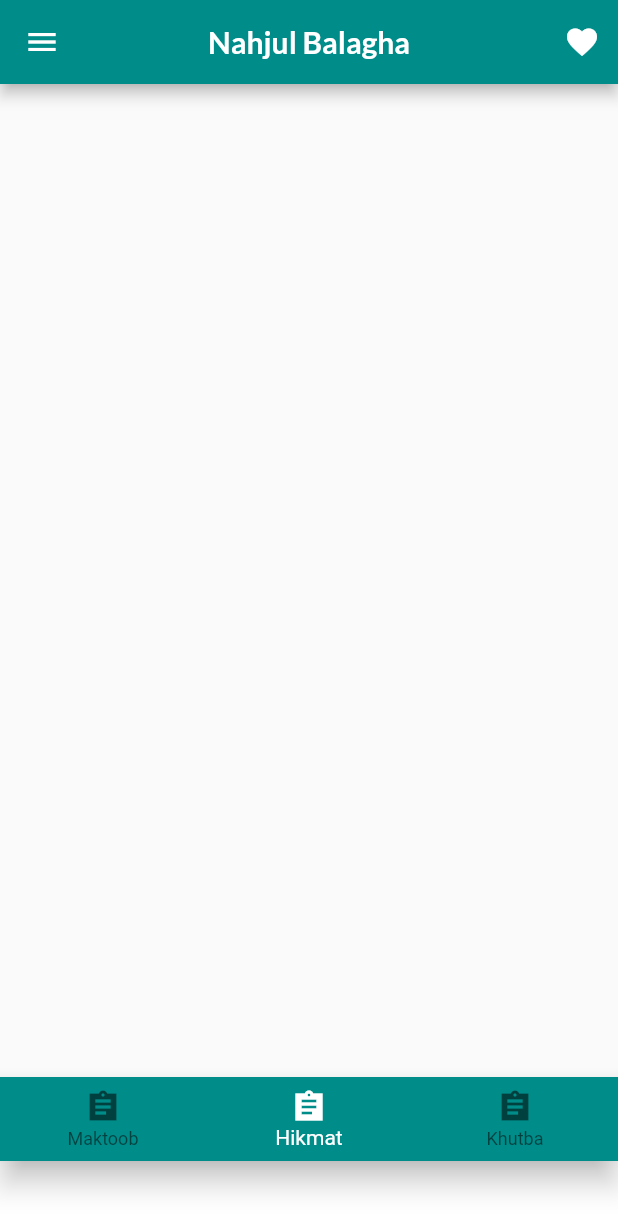
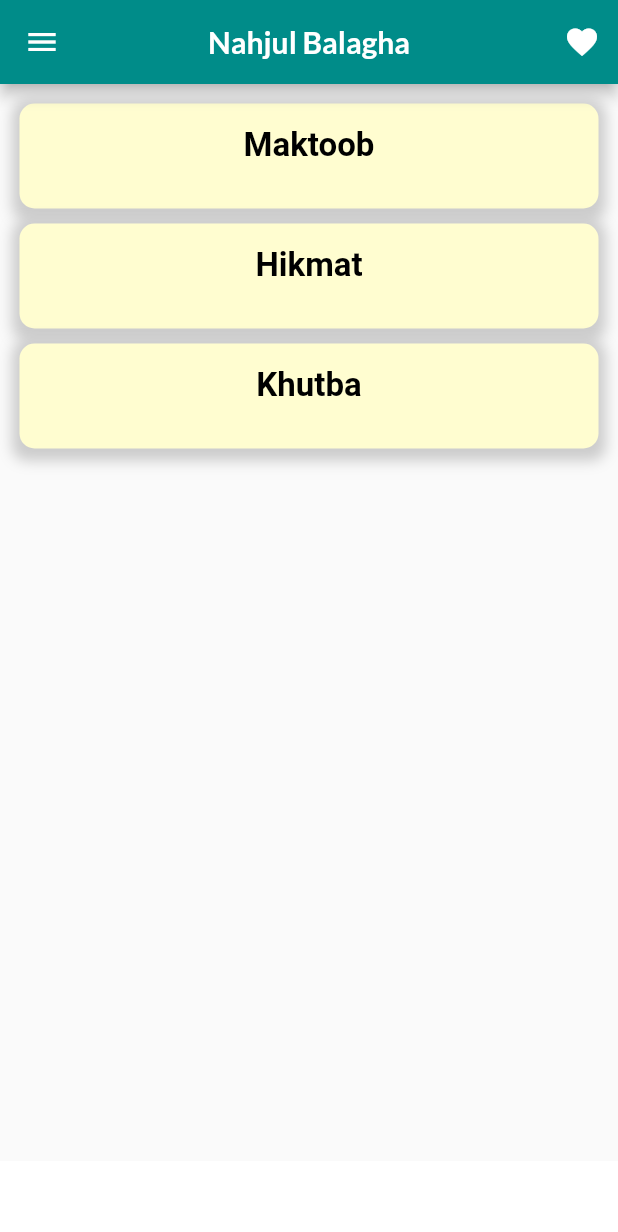
Before and after one commit to tahabutt96/nahajulbalagha_flutter, a Flutter app: the screen it shows after launch, on a phone screen of 412 x 824 dp. Shown: the top 1232 px of the screen. Run offline on Flutter 3.47's test engine with Material 2 defaults, Android fonts, the phone set to English and light mode, and no system bars; our stand-ins replace bottom_navy_bar, share, sqflite; missing offline and left inert: custom_switch, firebase_admob, flutter_appavailability; accounts and stored records are empty.

Commit message:
addition in screen

```diff
--- a/lib/screens/hikmatlist.dart
+++ b/lib/screens/hikmatlist.dart
@@ -32,6 +32,11 @@
   @override
   Widget build(BuildContext context) {
     return Scaffold(
+        appBar: AppBar(
+          backgroundColor: primary_background,
+          title: Text("Hikmat"),
+          centerTitle: true,
+        ),
       body: ListView.builder(
           itemCount: categories.length,
           shrinkWrap: true,
--- a/lib/screens/homepage.dart
+++ b/lib/screens/homepage.dart
@@ -5,6 +5,7 @@
 import 'package:nahjul_balagha/constants/constant_text.dart';
 import 'package:nahjul_balagha/screens/hikmatlist.dart';
 import 'package:nahjul_balagha/screens/favourites.dart';
+import 'package:nahjul_balagha/screens/introduction.dart';
 import 'package:nahjul_balagha/screens/khutbalist.dart';
 import 'package:nahjul_balagha/screens/maktooblist.dart';
 import 'package:nahjul_balagha/screens/settings.dart';
@@ -263,7 +264,10 @@
           ),
         ),
         body: Container(
-            margin: const EdgeInsets.only(bottom: 50), child: homebottomnav()),
+            margin: const EdgeInsets.only(bottom: 50),
+            //child: homebottomnav()
+          child: Introduction(),
+        ),
       ),
     );
   }
--- /dev/null
+++ b/lib/screens/introduction.dart
@@ -0,0 +1,113 @@
+import 'package:flutter/cupertino.dart';
+import 'package:flutter/material.dart';
+import 'package:nahjul_balagha/constants/constant_color.dart';
+import 'package:nahjul_balagha/screens/hikmatlist.dart';
+import 'package:nahjul_balagha/screens/khutbalist.dart';
+import 'package:nahjul_balagha/screens/maktooblist.dart';
+
+class Introduction extends StatefulWidget {
+  @override
+  _IntroductionState createState() => _IntroductionState();
+}
+
+class _IntroductionState extends State<Introduction> {
+  @override
+  Widget build(BuildContext context) {
+    return Scaffold(
+      body: Padding(
+        padding: const EdgeInsets.all(8.0),
+        child: Column(
+          children: [
+            GestureDetector(
+              onTap: (){
+                Navigator.push(context,
+                    MaterialPageRoute(builder: (context) => maktooblist()));
+              },
+              child: Padding(
+                padding: EdgeInsets.all(5),
+                child: Container(
+                  padding: EdgeInsets.all(15),
+                  height: 70,
+                  width: MediaQuery.of(context).size.width,
+                  decoration: BoxDecoration(
+                    color: button_background,
+                    boxShadow: [
+                      BoxShadow(
+                        color: Colors.grey.withOpacity(0.5),
+                        spreadRadius: 5,
+                        blurRadius: 7,
+                        offset: Offset(0, 3), // changes position of shadow
+                      ),
+                    ],
+                    borderRadius: BorderRadius.all(Radius.circular(10)),
+                  ),
+                  child: Text("Maktoob",
+                    textAlign: TextAlign.center,
+                    style: TextStyle(fontSize: 22.0,fontWeight: FontWeight.w600,fontFamily: 'SocialSites',color: Colors.black),),
+                ),
+              ),
+            ),
+            GestureDetector(
+              onTap: (){
+                Navigator.push(context,
+                    MaterialPageRoute(builder: (context) => hikmatlist()));
+              },
+              child: Padding(
+                padding: EdgeInsets.all(5),
+                child: Container(
+                  padding: EdgeInsets.all(15),
+                  height: 70,
+                  width: MediaQuery.of(context).size.width,
+                  decoration: BoxDecoration(
+                      color: button_background,
+                    boxShadow: [
+                      BoxShadow(
+                        color: Colors.grey.withOpacity(0.5),
+                        spreadRadius: 5,
+                        blurRadius: 7,
+                        offset: Offset(0, 3), // changes position of shadow
+                      ),
+                    ],
+                    borderRadius: BorderRadius.all(Radius.circular(10)),
+                  ),
+                  child: Text("Hikmat",
+                    textAlign: TextAlign.center,
+                    style: TextStyle(fontSize: 22.0,fontWeight: FontWeight.w600,fontFamily: 'SocialSites',color: Colors.black),),
+                ),
+              ),
+            ),
+            GestureDetector(
+              onTap: (){
+                Navigator.push(context,
+                    MaterialPageRoute(builder: (context) => khutbalist()));
+              },
+              child: Padding(
+                padding: EdgeInsets.all(5),
+                child: Container(
+                  padding: EdgeInsets.all(15),
+                  height: 70,
+                  width: MediaQuery.of(context).size.width,
+                  decoration: BoxDecoration(
+                      color: button_background,
+                    boxShadow: [
+                      BoxShadow(
+                        color: Colors.grey.withOpacity(0.5),
+                        spreadRadius: 5,
+                        blurRadius: 7,
+                        offset: Offset(0, 3), // changes position of shadow
+                      ),
+                    ],
+                    borderRadius: BorderRadius.all(Radius.circular(10)),
+                  ),
+                  child: Text("Khutba",
+                    textAlign: TextAlign.center,
+                    style: TextStyle(fontSize: 22.0,fontWeight: FontWeight.w600,fontFamily: 'SocialSites',color: Colors.black),),
+                ),
+              ),
+            ),
+          ],
+        ),
+      ),
+    );
+  }
+}
--- a/lib/screens/khutbalist.dart
+++ b/lib/screens/khutbalist.dart
@@ -32,7 +32,11 @@
   @override
   Widget build(BuildContext context) {
     return Scaffold(
-
+        appBar: AppBar(
+          backgroundColor: primary_background,
+          title: Text("Khutba"),
+          centerTitle: true,
+        ),
         body: ListView.builder(
           itemCount: categories.length,
           shrinkWrap: true,
--- a/lib/screens/maktooblist.dart
+++ b/lib/screens/maktooblist.dart
@@ -32,6 +32,11 @@
   @override
   Widget build(BuildContext context) {
     return Scaffold(
+        appBar: AppBar(
+          backgroundColor: primary_background,
+          title: Text("Maktoob"),
+          centerTitle: true,
+        ),
         body: ListView.builder(
           itemCount: categories.length,
           shrinkWrap: true,
```
